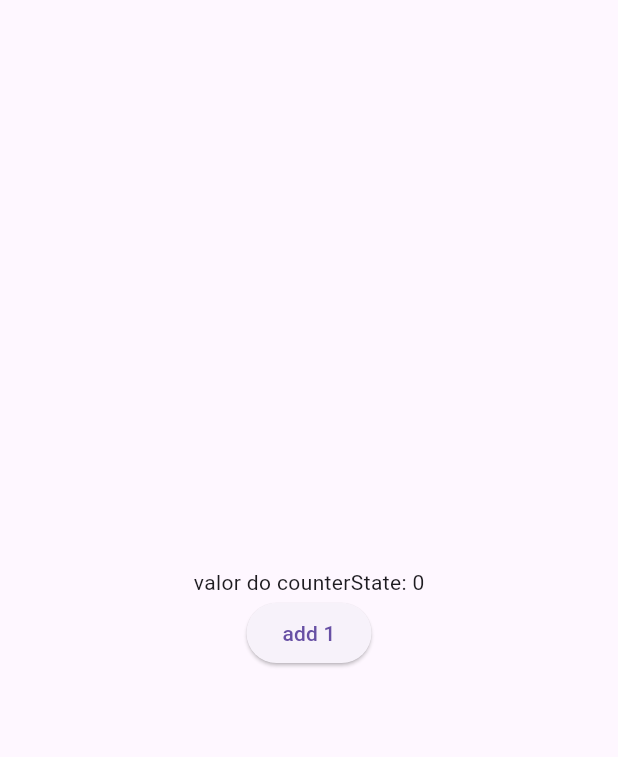
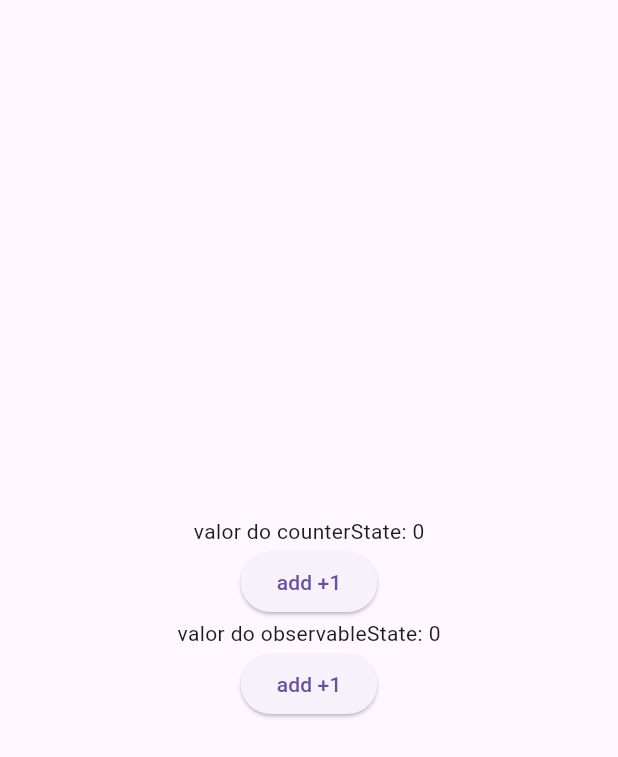
Before and after one commit to luizrodrigues034/state_smanagement, a Flutter app: the screen it shows after launch, on a phone screen of 412 x 824 dp. Shown: the top 757 px of the screen. Run offline on Flutter 3.47's test engine with Material 3 defaults, Android fonts, the phone set to English and light mode, and no system bars.

Commit message:
fix: refatorando para trabalhar com multiplos estados

```diff
--- a/lib/main.dart
+++ b/lib/main.dart
@@ -4,6 +4,7 @@ import 'package:state_smanagement/builders/observeble_builder.dart';
 import 'package:state_smanagement/class/counter_state.dart';
 import 'package:state_smanagement/controllers/change_state.dart';
 import 'package:state_smanagement/controllers/state_oberseble.dart';
+import 'package:state_smanagement/mixins/change_state_mixin.dart';
 
 void main() {
   runApp(MyApp());
@@ -16,8 +17,17 @@ class MyApp extends StatefulWidget {
   State<MyApp> createState() => _MyAppState();
 }
 
-class _MyAppState extends State<MyApp> {
+class _MyAppState extends State<MyApp> with ChangeStateMixin {
   StateOberseble observableState = StateOberseble(0);
+  CounterState counterState = CounterState();
+
+  @override
+  void initState() {
+    useChangeState(counterState);
+    useChangeState(observableState);
+    // TODO: implement initState
+    super.initState();
+  }
 
   @override
   Widget build(BuildContext context) {
@@ -27,30 +37,19 @@ class _MyAppState extends State<MyApp> {
           child: Column(
             mainAxisAlignment: MainAxisAlignment.center,
             children: [
-              ObservableStateBuilder(
-                stateOberseble: observableState,
-                listener: (context, state) {
-                  ScaffoldMessenger.of(context).showSnackBar(
-                    SnackBar(
-                      content: Text('O numero eh par'),
-                      duration: Duration(seconds: 2),
-                    ),
-                  );
+              Text('valor do counterState: ${counterState.count}'),
+              ElevatedButton(
+                onPressed: () {
+                  counterState.counter();
                 },
-                buildWhen: (newState, oldState) {
-                  return newState != oldState;
+                child: Text('add +1'),
+              ),
+              Text('valor do observableState: ${observableState.state}'),
+              ElevatedButton(
+                onPressed: () {
+                  observableState.state++;
                 },
-                build: (context, state, chield) {
-                  return Column(
-                    children: [Text('valor do counterState: $state'), chield],
-                  );
-                },
-                child: ElevatedButton(
-                  onPressed: () {
-                    observableState.state++;
-                  },
-                  child: Text('add 1'),
-                ),
+                child: Text('add +1'),
               ),
             ],
           ),
--- /dev/null
+++ b/lib/mixins/change_state_mixin.dart
@@ -0,0 +1,23 @@
+import 'package:flutter/material.dart';
+import 'package:state_smanagement/controllers/change_state.dart';
+
+mixin ChangeStateMixin<T extends StatefulWidget> on State<T> {
+  late List<ChangeState> _changeStates = [];
+
+  void useChangeState(ChangeState changeState) {
+    changeState.addListener(callback);
+    _changeStates.add(changeState);
+  }
+
+  void callback() {
+    setState(() {});
+  }
+
+  @override
+  void dispose() {
+    for (ChangeState changeState in _changeStates) {
+      changeState.removeListener(callback);
+    }
+    super.dispose();
+  }
+}
```
